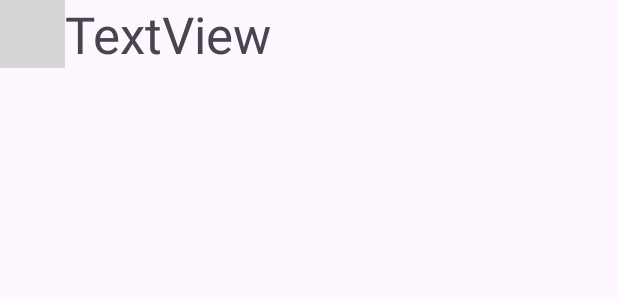
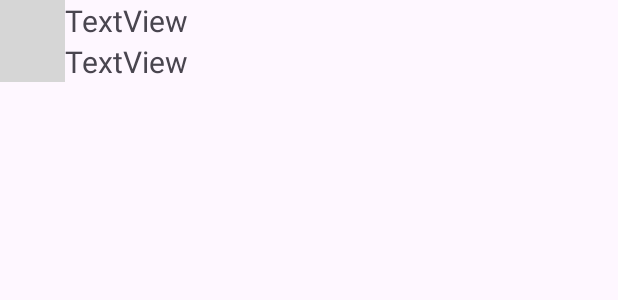
Before and after one commit to cling13/Planner_Project, an Android app: the layout itemlayout.xml on its own in the app's theme, with its tools: preview values and no code run, on a phone screen of 412 x 824 dp. Shown: the top 300 px of the screen. Run offline under Robolectric (Android 15) with nearby library versions, the phone set to English and light mode, and no system bars; grey boxes are pictures that could not be loaded.

Commit message:
죽고싶어요

```diff
--- a/app/src/main/java/com/example/plannerproject010/MainActivity.java
+++ b/app/src/main/java/com/example/plannerproject010/MainActivity.java
@@ -28,7 +28,7 @@ public class MainActivity extends AppCompatActivity {
         super.onCreate(savedInstanceState);
         setContentView(R.layout.activity_main);
 
-        ArrayList<String> list=new ArrayList<>();
+        ArrayList<listClass> list=new ArrayList<>();
 
         RecyclerView recyclerView=findViewById(R.id.planList);
         recyclerView.setLayoutManager(new LinearLayoutManager(this));
--- a/app/src/main/res/layout/itemlayout.xml
+++ b/app/src/main/res/layout/itemlayout.xml
@@ -6,17 +6,29 @@
     android:layout_height="wrap_content">
 
     <ImageView
-        android:id="@+id/imageView2"
+        android:id="@+id/placeImage"
         android:layout_width="43dp"
         android:layout_height="match_parent"
         tools:srcCompat="@tools:sample/avatars" />
 
-    <TextView
-        android:id="@+id/place"
-        android:layout_width="wrap_content"
+    <LinearLayout
+        android:layout_width="match_parent"
         android:layout_height="wrap_content"
-        android:layout_weight="1"
-        android:text="TextView"
-        android:textSize="34sp" />
+        android:orientation="vertical">
+
+        <TextView
+            android:id="@+id/placeName"
+            android:layout_width="match_parent"
+            android:layout_height="wrap_content"
+            android:text="TextView"
+            android:textSize="20sp" />
+
+        <TextView
+            android:id="@+id/placeAddress"
+            android:layout_width="match_parent"
+            android:layout_height="wrap_content"
+            android:text="TextView"
+            android:textSize="20sp" />
+    </LinearLayout>
 
 </LinearLayout>
```
Also changed, not shown: app/src/main/java/com/example/plannerproject010/SearchActivity.java (+30 -26 lines), app/src/main/java/com/example/plannerproject010/SimpleAdapter.java (+10 -9 lines), app/src/main/java/com/example/plannerproject010/listClass.java (added, +31 -0 lines).
